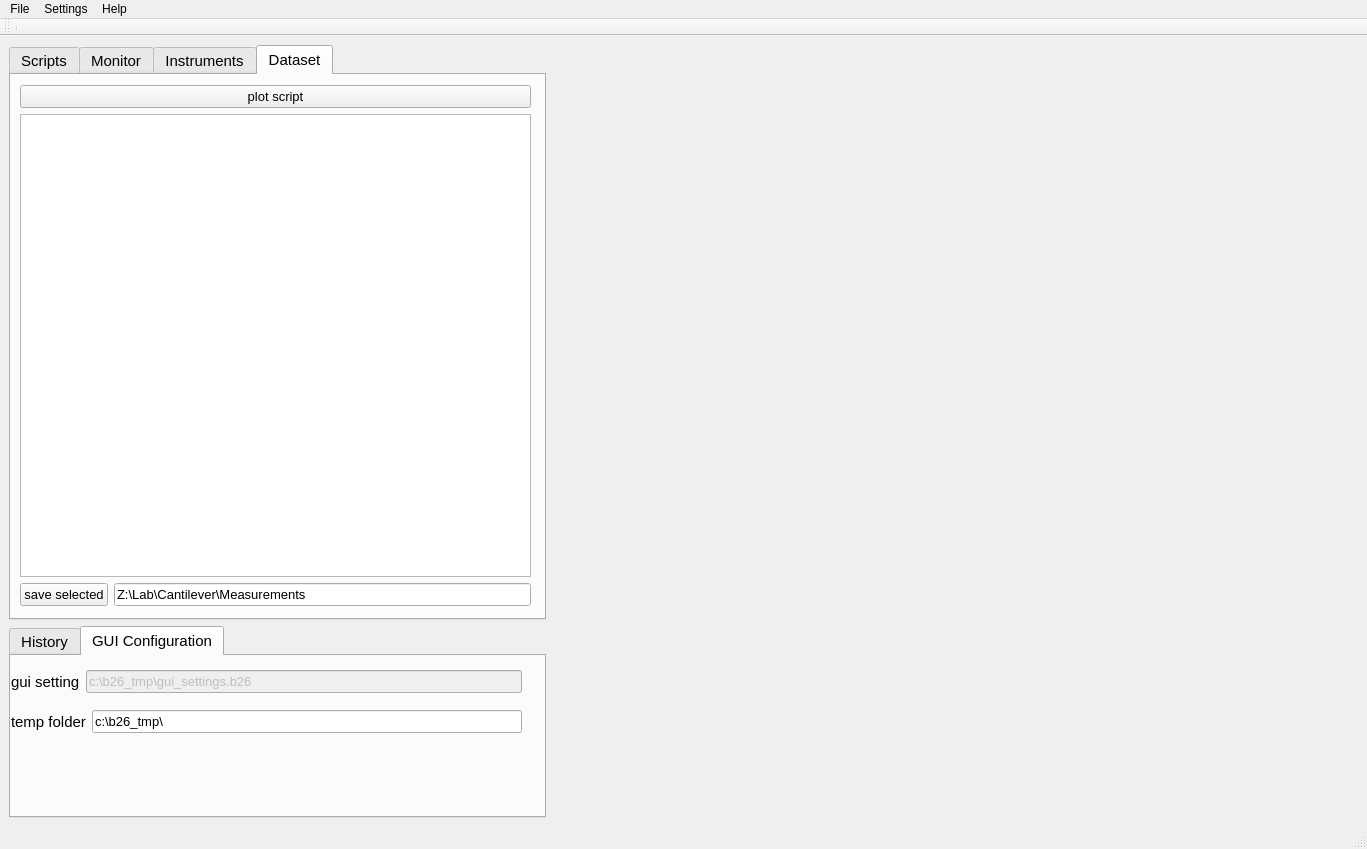
Before: the Qt Designer form src/core/basic_application_window.ui in LISE-B26/pylabcontrol, drawn with Qt 5.
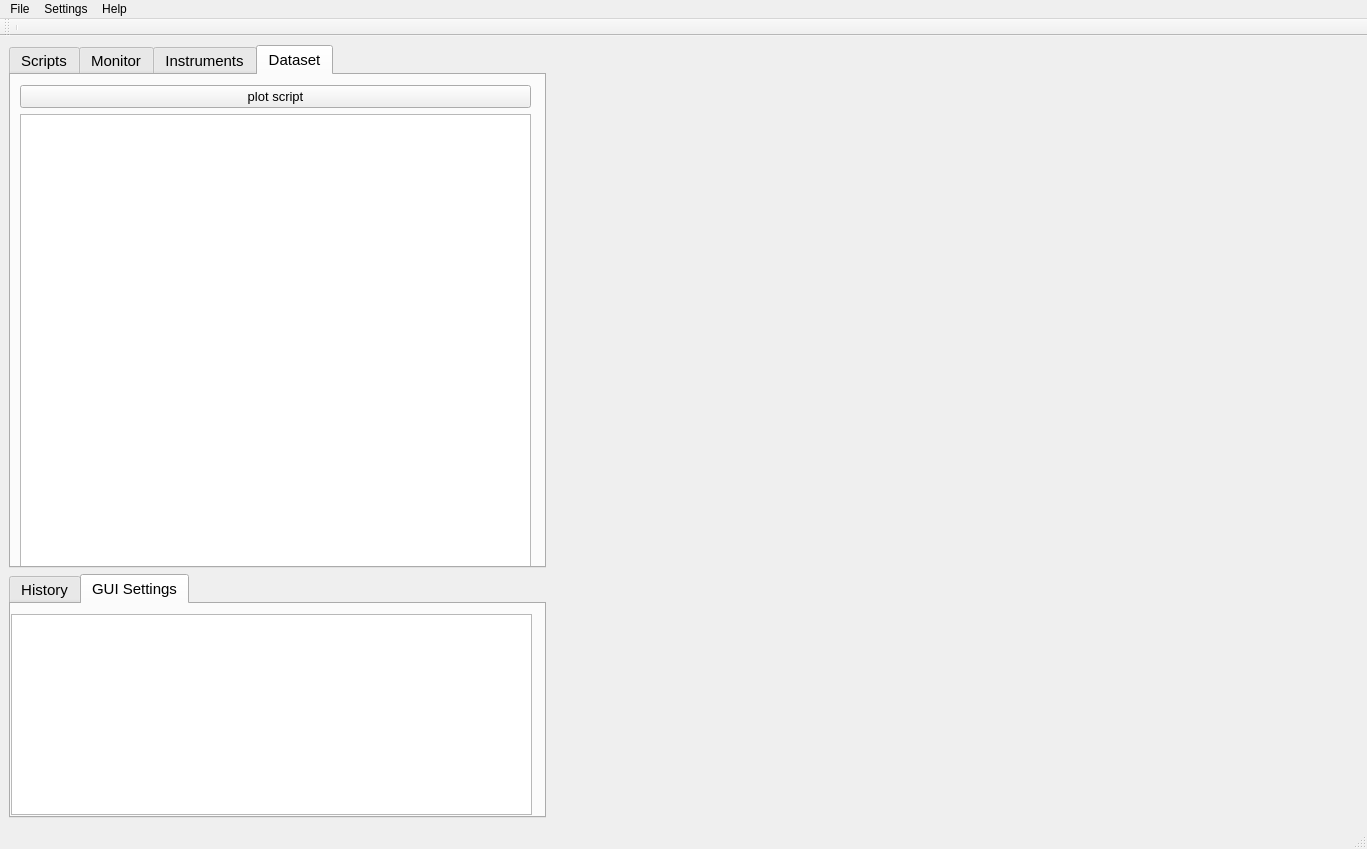
After: the same form once the commit is applied. The open tabs and pages were chosen to show the change. Custom widgets are drawn as their Qt base class.

Commit message: added config file and tab that displays the config

Diff of the .ui file:
```diff
--- a/src/core/basic_application_window.ui
+++ b/src/core/basic_application_window.ui
@@ -24,7 +24,7 @@
     <item>
      <layout class="QHBoxLayout" name="horizontalLayout_7" stretch="8,12">
       <item>
-       <layout class="QVBoxLayout" name="verticalLayout_10" stretch="3,1">
+       <layout class="QVBoxLayout" name="verticalLayout_10" stretch="3,0">
         <item>
          <widget class="QTabWidget" name="tabWidget">
           <property name="sizePolicy">
@@ -529,70 +529,20 @@
           </widget>
           <widget class="QWidget" name="tab_settings">
            <attribute name="title">
-            <string>GUI Configuration</string>
+            <string>GUI Settings</string>
            </attribute>
            <widget class="QWidget" name="horizontalLayoutWidget_3">
             <property name="geometry">
              <rect>
               <x>0</x>
               <y>10</y>
-              <width>511</width>
-              <height>31</height>
+              <width>521</width>
+              <height>201</height>
              </rect>
             </property>
             <layout class="QHBoxLayout" name="horizontalLayout_11">
              <item>
-              <widget class="QLabel" name="label">
-               <property name="text">
-                <string>gui setting</string>
-               </property>
-              </widget>
-             </item>
-             <item>
-              <widget class="QLineEdit" name="txt_settings_path">
-               <property name="enabled">
-                <bool>false</bool>
-               </property>
-               <property name="font">
-                <font>
-                 <pointsize>10</pointsize>
-                </font>
-               </property>
-               <property name="text">
-                <string>c:\b26_tmp\gui_settings.b26</string>
-               </property>
-              </widget>
-             </item>
-            </layout>
-           </widget>
-           <widget class="QWidget" name="horizontalLayoutWidget_4">
-            <property name="geometry">
-             <rect>
-              <x>0</x>
-              <y>50</y>
-              <width>511</width>
-              <height>31</height>
-             </rect>
-            </property>
-            <layout class="QHBoxLayout" name="horizontalLayout_12">
-             <item>
-              <widget class="QLabel" name="label_2">
-               <property name="text">
-                <string>temp folder</string>
-               </property>
-              </widget>
-             </item>
-             <item>
-              <widget class="QLineEdit" name="txt_tmp_folder_path">
-               <property name="font">
-                <font>
-                 <pointsize>10</pointsize>
-                </font>
-               </property>
-               <property name="text">
-                <string>c:\b26_tmp\</string>
-               </property>
-              </widget>
+              <widget class="QTreeView" name="tree_gui_settings"/>
              </item>
             </layout>
            </widget>
```
Left out of the diff: 4 changed lines with no effect on the pictures. The commit also changes 4 other files.
